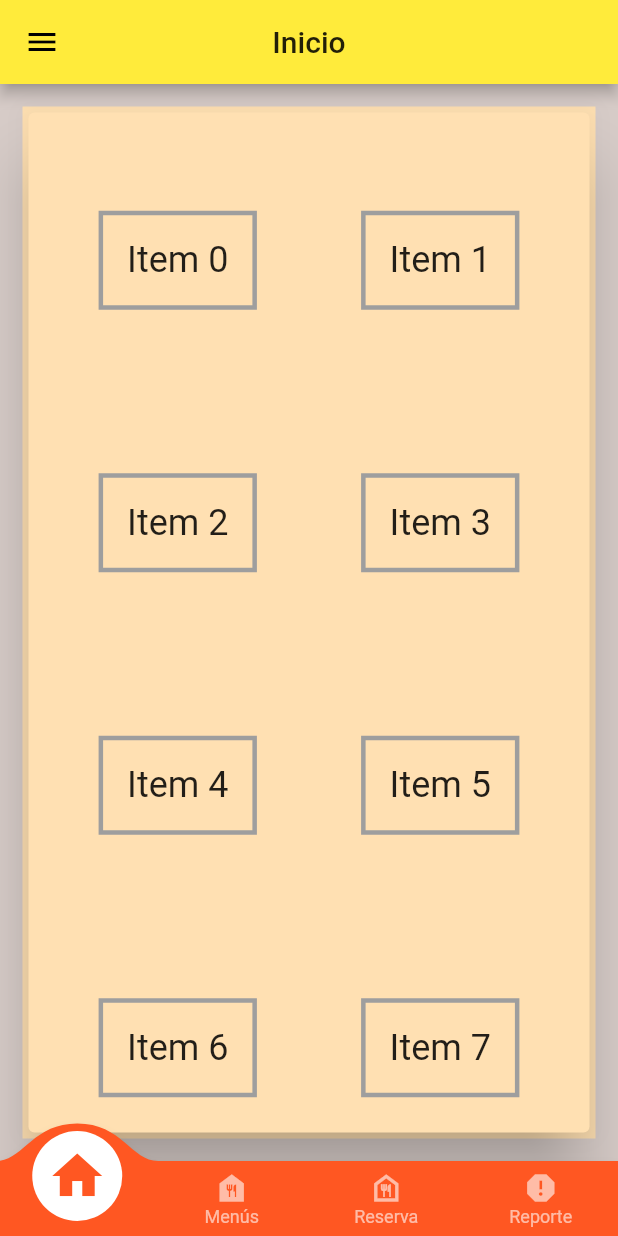
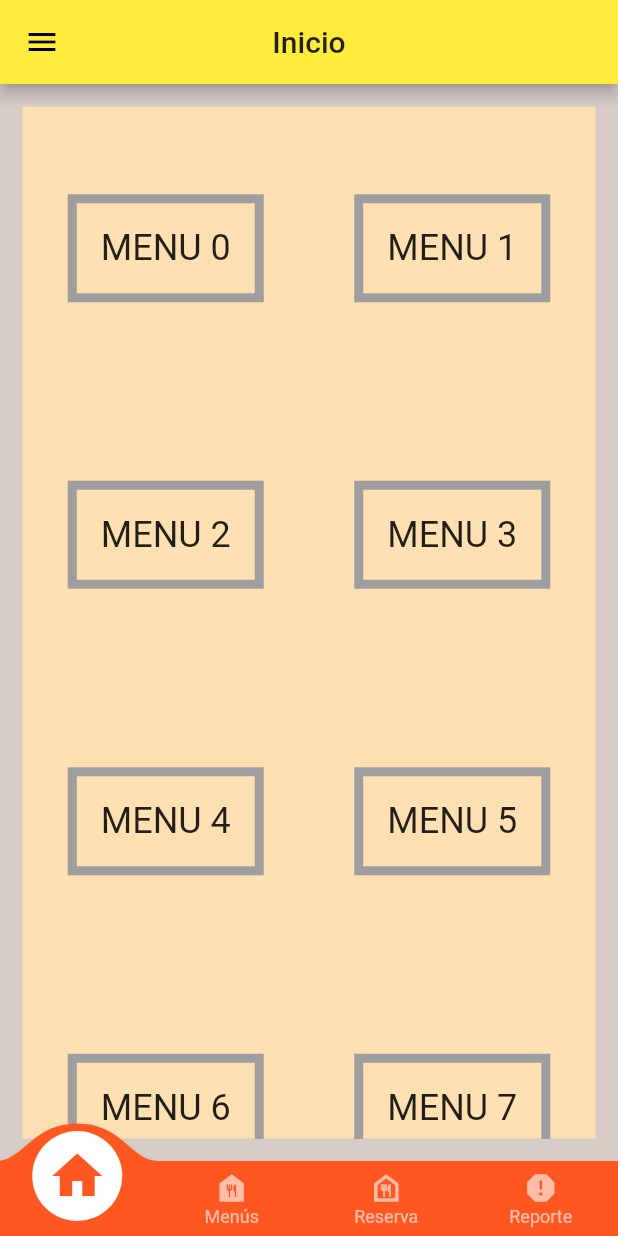
Before and after one commit to victor131999/foodaholic_app_v, a Flutter app: the screen it shows after launch, swiped to page 2, on a phone screen of 412 x 824 dp. Run offline on Flutter 3.47's test engine with Material 2 defaults, Android fonts, the phone set to English and light mode, and no system bars; drawn by our look-alikes of convex_bottom_bar; our stand-ins replace carousel_slider, image_picker; missing offline and left inert: mime_type; network calls fail.

Commit message:
Mejoras de diseño en la pagina principal

```diff
--- a/foodaholic_app_full/foodaholic_app_v/lib/widgets/form_reservation_widget.dart
+++ b/foodaholic_app_full/foodaholic_app_v/lib/widgets/form_reservation_widget.dart
@@ -107,6 +107,7 @@ class _FormWidgetState extends State<FormWidget> {
 
   Widget _getFieldIdentity() {
     return TextFormField(
+      keyboardType: TextInputType.number,
       initialValue: _reservation.identity,
       decoration: InputDecoration(labelText: "Cédula"),
       maxLength: 10,
--- a/foodaholic_app_full/foodaholic_app_v/lib/widgets/various_menu_widget.dart
+++ b/foodaholic_app_full/foodaholic_app_v/lib/widgets/various_menu_widget.dart
@@ -24,6 +24,15 @@ class _CurrentWidgetState extends State<CurrentSpecialWidget> {
     _loadMenus();
   }
    int _current = 0;
+  final List<String> nameList = [
+
+      'Hamburguesa',
+      'Tacos Mexicanos',
+      'Alitas BBQ',
+      'Papas a la francesa',
+      'Brochetas de camarones',
+      'Fideos japoneses',
+    ];
 
     final List<String> imgList = [
 
@@ -44,23 +53,13 @@ class _CurrentWidgetState extends State<CurrentSpecialWidget> {
             EdgeInsets.only(left: 15.0, top: 15.0, right: 15.0, bottom: 15.0),
         child: Container(
           color: Colors.orange[100],
-          child: Card(
-            elevation: 20.0,
-            color: Colors.orange[100],
-            child: Container(
-              padding: EdgeInsets.only(
-                  left: 12.0, top: 12.0, right: 12.0, bottom: 12.0),
-              child:Form(
-                key: formKey,
+
                 child: PageView(
                   children: <Widget>[_carrucel(),_down()],
 
                 )
               ),
             ),
-          ),
-        ),
-      ),
     );
 
 
@@ -103,11 +102,11 @@ class _CurrentWidgetState extends State<CurrentSpecialWidget> {
 
 
  _carrucel(){
-  final List<Widget> imageSliders = imgList.map((item) => Container(
+  final List<Widget> imageSliders = imgList.map((item)=> Container(
   child: Container(
     margin: EdgeInsets.all(5.0),
     child: ClipRRect(
-      borderRadius: BorderRadius.all(Radius.circular(5.0)),
+      borderRadius: BorderRadius.all(Radius.circular(50.0)),
       child: Stack(
         children: <Widget>[
           Image.network(item, fit: BoxFit.cover, width: 1000.0),
@@ -126,13 +125,14 @@ class _CurrentWidgetState extends State<CurrentSpecialWidget> {
                   end: Alignment.topCenter,
                 ),
               ),
-              padding: EdgeInsets.symmetric(vertical: 10.0, horizontal: 20.0),
+              padding: EdgeInsets.symmetric(vertical: 60.0, horizontal: 30.0),
               child: Text(
-                'No. ${imgList.indexOf(item)} nombre',
-                style: TextStyle(
-                  color: Colors.white,
-                  fontSize: 20.0,
+                'Especial ${imgList.indexOf(item)}  ',
+                 style: TextStyle(
+                  color: Colors.amber,
+                  fontSize: 50.0,
                   fontWeight: FontWeight.bold,
+
                 ),
               ),
             ),
@@ -148,9 +148,6 @@ class _CurrentWidgetState extends State<CurrentSpecialWidget> {
 
 )).toList();
 
-    double _heigth=MediaQuery.of(context).size.height;
-    print("Altura: $_heigth");
-
     return Container(
 
       child: Column(
@@ -161,7 +158,7 @@ class _CurrentWidgetState extends State<CurrentSpecialWidget> {
             options: CarouselOptions(
               autoPlay: true,
               enlargeCenterPage: true,
-              aspectRatio: 2.0,
+              aspectRatio: 1.0,
               onPageChanged: (index, reason) {
                  {
                   _current = index;
@@ -178,9 +175,9 @@ class _CurrentWidgetState extends State<CurrentSpecialWidget> {
               int index = imgList.indexOf(url);
               return Container(
 
-                width: 8.0,
-                height: 8.0,
-                margin: EdgeInsets.symmetric(vertical: 10.0, horizontal: 2.0),
+                width: 15.0,
+                height: 15.0,
+                margin: EdgeInsets.symmetric(vertical: 15.0, horizontal: 2.0),
                 decoration: BoxDecoration(
                   shape: BoxShape.circle,
                   color: _current == index
@@ -211,11 +208,11 @@ class _CurrentWidgetState extends State<CurrentSpecialWidget> {
         return Center(
           child: Container(
             decoration: BoxDecoration(
-              border: Border.all(color: Colors.grey, width: 3.0),
+              border: Border.all(color: Colors.grey, width: 6.0),
             ),
             padding: const EdgeInsets.all(16.0),
             child: Text(
-              'Item $index',
+              'MENU $index',
               style: Theme.of(context).textTheme.headline5,
             ),
           ),
```
